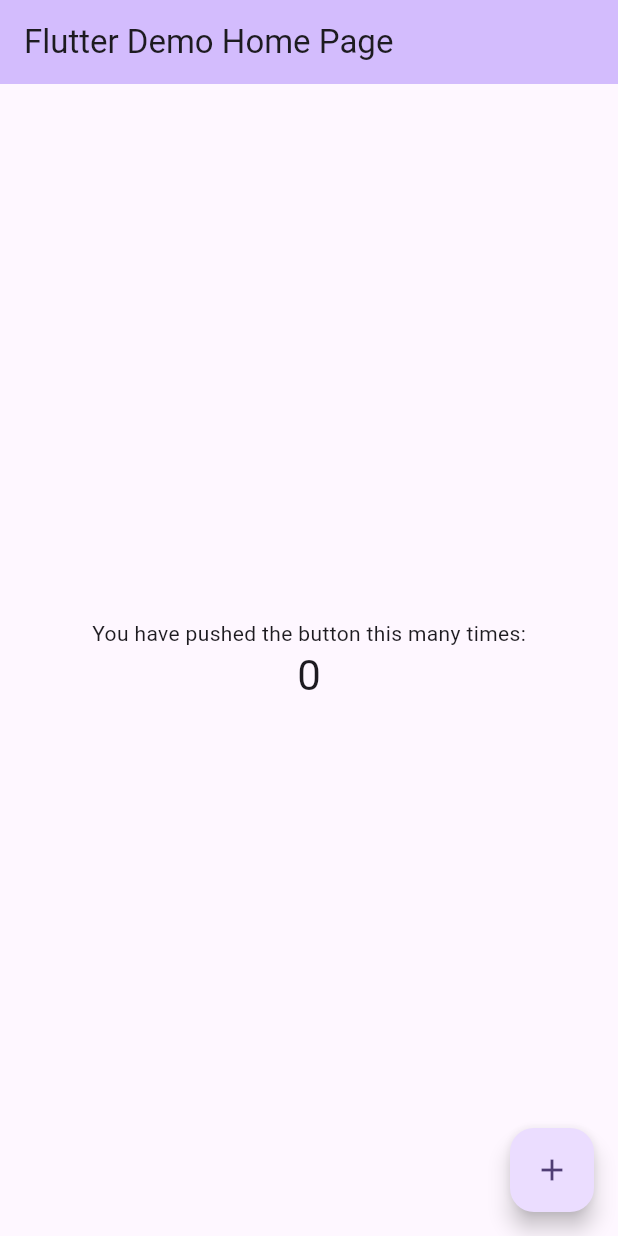
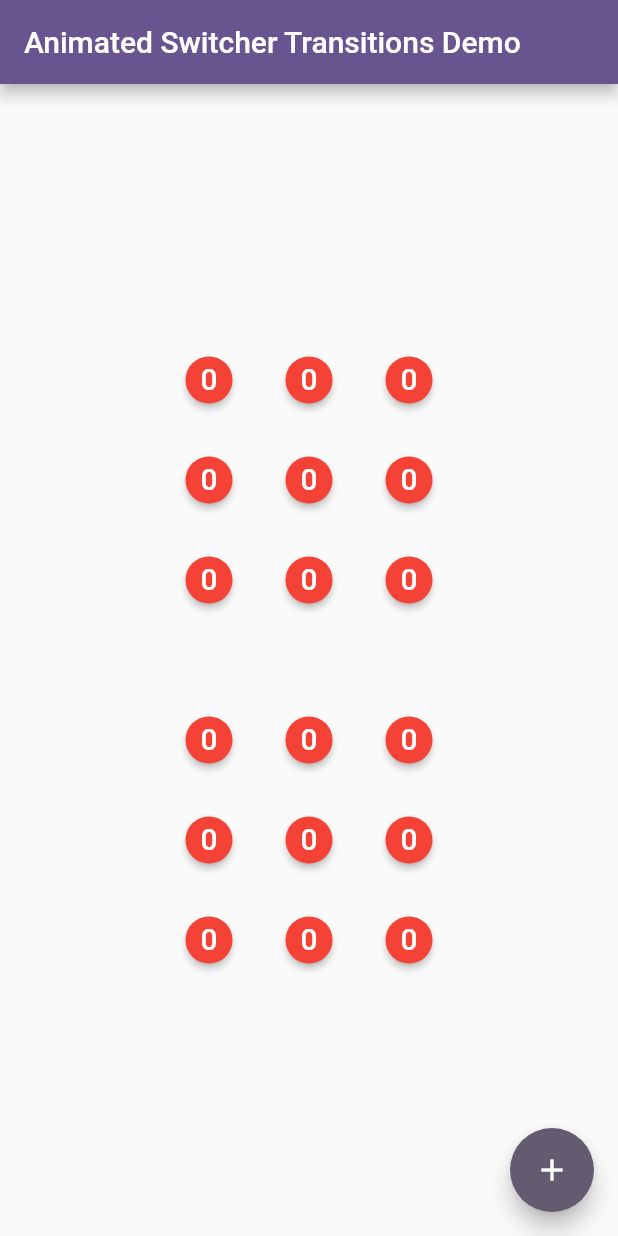
Before and after one commit to davigmacode/flutter_animated_switcher_transitions, a Flutter app: the screen it shows after launch, on a phone screen of 412 x 824 dp. Run offline on Flutter 3.47's test engine with Material 3 defaults, Android fonts, the light colour scheme and no system bars.

Commit message:
Releases v1.0.0

```diff
--- a/example/lib/main.dart
+++ b/example/lib/main.dart
@@ -1,4 +1,5 @@
 import 'package:flutter/material.dart';
+import 'package:animated_switcher_transitions/animated_switcher_transitions.dart';
 
 void main() {
   runApp(const MyApp());
@@ -7,46 +8,21 @@
 class MyApp extends StatelessWidget {
   const MyApp({super.key});
 
-  // This widget is the root of your application.
   @override
   Widget build(BuildContext context) {
     return MaterialApp(
-      title: 'Flutter Demo',
+      title: 'Animated Switcher Transitions Demo',
       theme: ThemeData(
-        // This is the theme of your application.
-        //
-        // TRY THIS: Try running your application with "flutter run". You'll see
-        // the application has a purple toolbar. Then, without quitting the app,
-        // try changing the seedColor in the colorScheme below to Colors.green
-        // and then invoke "hot reload" (save your changes or press the "hot
-        // reload" button in a Flutter-supported IDE, or press "r" if you used
-        // the command line to start the app).
-        //
-        // Notice that the counter didn't reset back to zero; the application
-        // state is not lost during the reload. To reset the state, use hot
-        // restart instead.
-        //
-        // This works for code too, not just values: Most code changes can be
-        // tested with just a hot reload.
         colorScheme: ColorScheme.fromSeed(seedColor: Colors.deepPurple),
-        useMaterial3: true,
+        useMaterial3: false,
       ),
-      home: const MyHomePage(title: 'Flutter Demo Home Page'),
+      home: const MyHomePage(title: 'Animated Switcher Transitions Demo'),
     );
   }
 }
 
 class MyHomePage extends StatefulWidget {
   const MyHomePage({super.key, required this.title});
-
-  // This widget is the home page of your application. It is stateful, meaning
-  // that it has a State object (defined below) that contains fields that affect
-  // how it looks.
-
-  // This class is the configuration for the state. It holds the values (in this
-  // case the title) provided by the parent (in this case the App widget) and
-  // used by the build method of the State. Fields in a Widget subclass are
-  // always marked "final".
 
   final String title;
 
@@ -59,67 +35,163 @@
 
   void _incrementCounter() {
     setState(() {
-      // This call to setState tells the Flutter framework that something has
-      // changed in this State, which causes it to rerun the build method below
-      // so that the display can reflect the updated values. If we changed
-      // _counter without calling setState(), then the build method would not be
-      // called again, and so nothing would appear to happen.
       _counter++;
     });
   }
 
   @override
   Widget build(BuildContext context) {
-    // This method is rerun every time setState is called, for instance as done
-    // by the _incrementCounter method above.
-    //
-    // The Flutter framework has been optimized to make rerunning build methods
-    // fast, so that you can just rebuild anything that needs updating rather
-    // than having to individually change instances of widgets.
     return Scaffold(
       appBar: AppBar(
-        // TRY THIS: Try changing the color here to a specific color (to
-        // Colors.amber, perhaps?) and trigger a hot reload to see the AppBar
-        // change color while the other colors stay the same.
-        backgroundColor: Theme.of(context).colorScheme.inversePrimary,
-        // Here we take the value from the MyHomePage object that was created by
-        // the App.build method, and use it to set our appbar title.
+        backgroundColor: Theme.of(context).colorScheme.primary,
         title: Text(widget.title),
       ),
-      body: Center(
-        // Center is a layout widget. It takes a single child and positions it
-        // in the middle of the parent.
-        child: Column(
-          // Column is also a layout widget. It takes a list of children and
-          // arranges them vertically. By default, it sizes itself to fit its
-          // children horizontally, and tries to be as tall as its parent.
-          //
-          // Column has various properties to control how it sizes itself and
-          // how it positions its children. Here we use mainAxisAlignment to
-          // center the children vertically; the main axis here is the vertical
-          // axis because Columns are vertical (the cross axis would be
-          // horizontal).
-          //
-          // TRY THIS: Invoke "debug painting" (choose the "Toggle Debug Paint"
-          // action in the IDE, or press "p" in the console), to see the
-          // wireframe for each widget.
-          mainAxisAlignment: MainAxisAlignment.center,
-          children: <Widget>[
-            const Text(
-              'You have pushed the button this many times:',
+      body: Padding(
+        padding: const EdgeInsets.all(20.0),
+        child: Center(
+          child: SizedBox(
+            width: 200,
+            child: Column(
+              mainAxisAlignment: MainAxisAlignment.center,
+              children: <Widget>[
+                GridView.count(
+                  shrinkWrap: true,
+                  crossAxisCount: 3,
+                  children: [
+                    Wrapper(_counter),
+                    Wrapper(
+                      _counter,
+                      transition: AnimatedSwitcherTransitions.flipX,
+                      layout: AnimatedSwitcherLayouts.inOut,
+                    ),
+                    Wrapper(
+                      _counter,
+                      transition: AnimatedSwitcherTransitions.flipY,
+                      layout: AnimatedSwitcherLayouts.inOut,
+                    ),
+                    Wrapper(
+                      _counter,
+                      transition: AnimatedSwitcherTransitions.rotate(),
+                    ),
+                    Wrapper(
+                      _counter,
+                      transition: AnimatedSwitcherTransitions.rotate(
+                        clockwise: false,
+                      ),
+                    ),
+                    Wrapper(
+                      _counter,
+                      transition: AnimatedSwitcherTransitions.shakeX,
+                    ),
+                    Wrapper(
+                      _counter,
+                      transition: AnimatedSwitcherTransitions.shake(
+                        direction: Axis.vertical,
+                      ),
+                    ),
+                    Wrapper(
+                      _counter,
+                      transition: AnimatedSwitcherTransitions.zoomIn,
+                    ),
+                    Wrapper(
+                      _counter,
+                      transition: AnimatedSwitcherTransitions.zoomOut,
+                    ),
+                  ],
+                ),
+                const SizedBox(height: 40),
+                GridView.count(
+                  shrinkWrap: true,
+                  crossAxisCount: 3,
+                  children: [
+                    Wrapper(
+                      _counter,
+                      transition: AnimatedSwitcherTransitions.slideTopLeft,
+                    ),
+                    Wrapper(
+                      _counter,
+                      transition: AnimatedSwitcherTransitions.slideTop,
+                    ),
+                    Wrapper(
+                      _counter,
+                      transition: AnimatedSwitcherTransitions.slideTopRight,
+                    ),
+                    Wrapper(
+                      _counter,
+                      transition: AnimatedSwitcherTransitions.slideLeft,
+                    ),
+                    Wrapper(
+                      _counter,
+                      transition: AnimatedSwitcherTransitions.fade,
+                    ),
+                    Wrapper(
+                      _counter,
+                      transition: AnimatedSwitcherTransitions.slideRight,
+                    ),
+                    Wrapper(
+                      _counter,
+                      transition: AnimatedSwitcherTransitions.slideBottomLeft,
+                    ),
+                    Wrapper(
+                      _counter,
+                      transition: AnimatedSwitcherTransitions.slideBottom,
+                    ),
+                    Wrapper(
+                      _counter,
+                      transition: AnimatedSwitcherTransitions.slideBottomRight,
+                    ),
+                  ],
+                )
+              ],
             ),
-            Text(
-              '$_counter',
-              style: Theme.of(context).textTheme.headlineMedium,
-            ),
-          ],
+          ),
         ),
       ),
       floatingActionButton: FloatingActionButton(
         onPressed: _incrementCounter,
         tooltip: 'Increment',
         child: const Icon(Icons.add),
-      ), // This trailing comma makes auto-formatting nicer for build methods.
+      ),
     );
   }
 }
+
+class Wrapper extends StatelessWidget {
+  const Wrapper(
+    this.counter, {
+    super.key,
+    this.transition = AnimatedSwitcherTransitions.fade,
+    this.layout = AnimatedSwitcherLayouts.outIn,
+  });
+
+  final int counter;
+  final AnimatedSwitcherTransitionBuilder transition;
+  final AnimatedSwitcherLayoutBuilder layout;
+
+  @override
+  Widget build(BuildContext context) {
+    return AnimatedSwitcher(
+      duration: const Duration(milliseconds: 500),
+      switchInCurve: Curves.linear,
+      switchOutCurve: Curves.linear,
+      transitionBuilder: transition,
+      layoutBuilder: layout,
+      child: PhysicalShape(
+        key: ValueKey(counter),
+        elevation: 2,
+        color: Colors.red,
+        clipper: const ShapeBorderClipper(shape: CircleBorder()),
+        child: Padding(
+          padding: const EdgeInsets.all(10.0),
+          child: Text(
+            '$counter',
+            style: Theme.of(context).textTheme.titleLarge?.copyWith(
+                  color: Colors.white,
+                  height: 1.15,
+                ),
+          ),
+        ),
+      ),
+    );
+  }
+}
```
Also changed, not shown: example/pubspec.yaml (+2 -5 lines), example/pubspec.lock, media/preview.gif (added), 2 other files.
